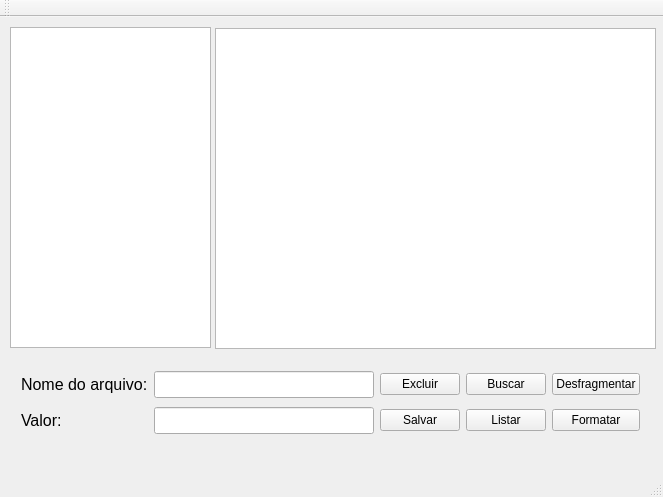
Qt form GerenciadorDeDisco/mainwindow.ui (claranobre/project_disk) before a commit.
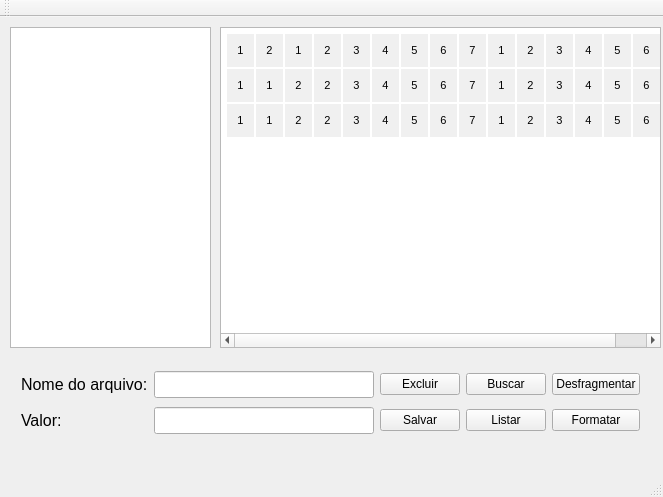
The same form after that commit.

What changed in the file:
```diff
--- a/GerenciadorDeDisco/mainwindow.ui
+++ b/GerenciadorDeDisco/mainwindow.ui
@@ -116,18 +116,117 @@
    <widget class="QTextBrowser" name="grafico">
     <property name="geometry">
      <rect>
-      <x>215</x>
-      <y>11</y>
+      <x>220</x>
+      <y>10</y>
       <width>441</width>
       <height>321</height>
      </rect>
     </property>
     <property name="html">
      <string notr="true">&lt;!DOCTYPE HTML PUBLIC &quot;-//W3C//DTD HTML 4.0//EN&quot; &quot;http://www.w3.org/TR/REC-html40/strict.dtd&quot;&gt;
-&lt;html&gt;&lt;head&gt;&lt;meta name=&quot;qrichtext&quot; content=&quot;1&quot; /&gt;&lt;style type=&quot;text/css&quot;&gt;
+&lt;html&gt;&lt;head&gt;&lt;meta name=&quot;qrichtext&quot; content=&quot;1&quot; /&gt;&lt;title&gt; Disco &lt;/title&gt;&lt;style type=&quot;text/css&quot;&gt;
 p, li { white-space: pre-wrap; }
 &lt;/style&gt;&lt;/head&gt;&lt;body style=&quot; font-family:'MS Shell Dlg 2'; font-size:8.25pt; font-weight:400; font-style:normal;&quot;&gt;
-&lt;p style=&quot;-qt-paragraph-type:empty; margin-top:0px; margin-bottom:0px; margin-left:0px; margin-right:0px; -qt-block-indent:0; text-indent:0px;&quot;&gt;&lt;br /&gt;&lt;/p&gt;&lt;/body&gt;&lt;/html&gt;</string>
+&lt;table border=&quot;0&quot; style=&quot; border-color:#3366ff; margin-top:0px; margin-bottom:0px; margin-left:0px; margin-right:0px;&quot; cellspacing=&quot;2&quot; cellpadding=&quot;0&quot;&gt;
+&lt;tr&gt;
+&lt;td bgcolor=&quot;#f0f0f0&quot; style=&quot; padding-left:10; padding-right:10; padding-top:10; padding-bottom:10;&quot;&gt;
+&lt;p align=&quot;center&quot; style=&quot; margin-top:0px; margin-bottom:0px; margin-left:0px; margin-right:0px; -qt-block-indent:0; text-indent:0px;&quot;&gt;&lt;span style=&quot; font-family:'Arial,sans-serif'; font-size:8pt; background-color:#f0f0f0;&quot;&gt;1&lt;/span&gt;&lt;/p&gt;&lt;/td&gt;
+&lt;td bgcolor=&quot;#f0f0f0&quot; style=&quot; padding-left:10; padding-right:10; padding-top:10; padding-bottom:10;&quot;&gt;
+&lt;p align=&quot;center&quot; style=&quot; margin-top:0px; margin-bottom:0px; margin-left:0px; margin-right:0px; -qt-block-indent:0; text-indent:0px;&quot;&gt;&lt;span style=&quot; font-family:'Arial,sans-serif'; font-size:8pt; background-color:#f0f0f0;&quot;&gt;2&lt;/span&gt;&lt;/p&gt;&lt;/td&gt;
+&lt;td bgcolor=&quot;#f0f0f0&quot; style=&quot; padding-left:10; padding-right:10; padding-top:10; padding-bottom:10;&quot;&gt;
+&lt;p align=&quot;center&quot; style=&quot; margin-top:0px; margin-bottom:0px; margin-left:0px; margin-right:0px; -qt-block-indent:0; text-indent:0px;&quot;&gt;&lt;span style=&quot; font-family:'Arial,sans-serif'; font-size:8pt; background-color:#f0f0f0;&quot;&gt;1&lt;/span&gt;&lt;/p&gt;&lt;/td&gt;
+&lt;td bgcolor=&quot;#f0f0f0&quot; style=&quot; padding-left:10; padding-right:10; padding-top:10; padding-bottom:10;&quot;&gt;
+&lt;p align=&quot;center&quot; style=&quot; margin-top:0px; margin-bottom:0px; margin-left:0px; margin-right:0px; -qt-block-indent:0; text-indent:0px;&quot;&gt;&lt;span style=&quot; font-family:'Arial,sans-serif'; font-size:8pt; background-color:#f0f0f0;&quot;&gt;2&lt;/span&gt;&lt;/p&gt;&lt;/td&gt;
+&lt;td bgcolor=&quot;#f0f0f0&quot; style=&quot; padding-left:10; padding-right:10; padding-top:10; padding-bottom:10;&quot;&gt;
+&lt;p align=&quot;center&quot; style=&quot; margin-top:0px; margin-bottom:0px; margin-left:0px; margin-right:0px; -qt-block-indent:0; text-indent:0px;&quot;&gt;&lt;span style=&quot; font-family:'Arial,sans-serif'; font-size:8pt; background-color:#f0f0f0;&quot;&gt;3&lt;/span&gt;&lt;/p&gt;&lt;/td&gt;
+&lt;td bgcolor=&quot;#f0f0f0&quot; style=&quot; padding-left:10; padding-right:10; padding-top:10; padding-bottom:10;&quot;&gt;
+&lt;p align=&quot;center&quot; style=&quot; margin-top:0px; margin-bottom:0px; margin-left:0px; margin-right:0px; -qt-block-indent:0; text-indent:0px;&quot;&gt;&lt;span style=&quot; font-family:'Arial,sans-serif'; font-size:8pt; background-color:#f0f0f0;&quot;&gt;4&lt;/span&gt;&lt;/p&gt;&lt;/td&gt;
+&lt;td bgcolor=&quot;#f0f0f0&quot; style=&quot; padding-left:10; padding-right:10; padding-top:10; padding-bottom:10;&quot;&gt;
+&lt;p align=&quot;center&quot; style=&quot; margin-top:0px; margin-bottom:0px; margin-left:0px; margin-right:0px; -qt-block-indent:0; text-indent:0px;&quot;&gt;&lt;span style=&quot; font-family:'Arial,sans-serif'; font-size:8pt; background-color:#f0f0f0;&quot;&gt;5&lt;/span&gt;&lt;/p&gt;&lt;/td&gt;
+&lt;td bgcolor=&quot;#f0f0f0&quot; style=&quot; padding-left:10; padding-right:10; padding-top:10; padding-bottom:10;&quot;&gt;
+&lt;p align=&quot;center&quot; style=&quot; margin-top:0px; margin-bottom:0px; margin-left:0px; margin-right:0px; -qt-block-indent:0; text-indent:0px;&quot;&gt;&lt;span style=&quot; font-family:'Arial,sans-serif'; font-size:8pt; background-color:#f0f0f0;&quot;&gt;6&lt;/span&gt;&lt;/p&gt;&lt;/td&gt;
+&lt;td bgcolor=&quot;#f0f0f0&quot; style=&quot; padding-left:10; padding-right:10; padding-top:10; padding-bottom:10;&quot;&gt;
+&lt;p align=&quot;center&quot; style=&quot; margin-top:0px; margin-bottom:0px; margin-left:0px; margin-right:0px; -qt-block-indent:0; text-indent:0px;&quot;&gt;&lt;span style=&quot; font-family:'Arial,sans-serif'; font-size:8pt; background-color:#f0f0f0;&quot;&gt;7&lt;/span&gt;&lt;/p&gt;&lt;/td&gt;
+&lt;td bgcolor=&quot;#f0f0f0&quot; style=&quot; padding-left:10; padding-right:10; padding-top:10; padding-bottom:10;&quot;&gt;
+&lt;p align=&quot;center&quot; style=&quot; margin-top:0px; margin-bottom:0px; margin-left:0px; margin-right:0px; -qt-block-indent:0; text-indent:0px;&quot;&gt;&lt;span style=&quot; font-family:'Arial,sans-serif'; font-size:8pt; background-color:#f0f0f0;&quot;&gt;1&lt;/span&gt;&lt;/p&gt;&lt;/td&gt;
+&lt;td bgcolor=&quot;#f0f0f0&quot; style=&quot; padding-left:10; padding-right:10; padding-top:10; padding-bottom:10;&quot;&gt;
+&lt;p align=&quot;center&quot; style=&quot; margin-top:0px; margin-bottom:0px; margin-left:0px; margin-right:0px; -qt-block-indent:0; text-indent:0px;&quot;&gt;&lt;span style=&quot; font-family:'Arial,sans-serif'; font-size:8pt; background-color:#f0f0f0;&quot;&gt;2&lt;/span&gt;&lt;/p&gt;&lt;/td&gt;
+&lt;td bgcolor=&quot;#f0f0f0&quot; style=&quot; padding-left:10; padding-right:10; padding-top:10; padding-bottom:10;&quot;&gt;
+&lt;p align=&quot;center&quot; style=&quot; margin-top:0px; margin-bottom:0px; margin-left:0px; margin-right:0px; -qt-block-indent:0; text-indent:0px;&quot;&gt;&lt;span style=&quot; font-family:'Arial,sans-serif'; font-size:8pt; background-color:#f0f0f0;&quot;&gt;3&lt;/span&gt;&lt;/p&gt;&lt;/td&gt;
+&lt;td bgcolor=&quot;#f0f0f0&quot; style=&quot; padding-left:10; padding-right:10; padding-top:10; padding-bottom:10;&quot;&gt;
+&lt;p align=&quot;center&quot; style=&quot; margin-top:0px; margin-bottom:0px; margin-left:0px; margin-right:0px; -qt-block-indent:0; text-indent:0px;&quot;&gt;&lt;span style=&quot; font-family:'Arial,sans-serif'; font-size:8pt; background-color:#f0f0f0;&quot;&gt;4&lt;/span&gt;&lt;/p&gt;&lt;/td&gt;
+&lt;td bgcolor=&quot;#f0f0f0&quot; style=&quot; padding-left:10; padding-right:10; padding-top:10; padding-bottom:10;&quot;&gt;
+&lt;p align=&quot;center&quot; style=&quot; margin-top:0px; margin-bottom:0px; margin-left:0px; margin-right:0px; -qt-block-indent:0; text-indent:0px;&quot;&gt;&lt;span style=&quot; font-family:'Arial,sans-serif'; font-size:8pt; background-color:#f0f0f0;&quot;&gt;5&lt;/span&gt;&lt;/p&gt;&lt;/td&gt;
+&lt;td bgcolor=&quot;#f0f0f0&quot; style=&quot; padding-left:10; padding-right:10; padding-top:10; padding-bottom:10;&quot;&gt;
+&lt;p align=&quot;center&quot; style=&quot; margin-top:0px; margin-bottom:0px; margin-left:0px; margin-right:0px; -qt-block-indent:0; text-indent:0px;&quot;&gt;&lt;span style=&quot; font-family:'Arial,sans-serif'; font-size:8pt; background-color:#f0f0f0;&quot;&gt;6&lt;/span&gt;&lt;/p&gt;&lt;/td&gt;
+&lt;td bgcolor=&quot;#f0f0f0&quot; style=&quot; padding-left:10; padding-right:10; padding-top:10; padding-bottom:10;&quot;&gt;
+&lt;p align=&quot;center&quot; style=&quot; margin-top:0px; margin-bottom:0px; margin-left:0px; margin-right:0px; -qt-block-indent:0; text-indent:0px;&quot;&gt;&lt;span style=&quot; font-family:'Arial,sans-serif'; font-size:8pt; background-color:#f0f0f0;&quot;&gt;7&lt;/span&gt;&lt;/p&gt;&lt;/td&gt;&lt;/tr&gt;
+&lt;tr&gt;
+&lt;td bgcolor=&quot;#f0f0f0&quot; style=&quot; padding-left:10; padding-right:10; padding-top:10; padding-bottom:10;&quot;&gt;
+&lt;p align=&quot;center&quot; style=&quot; margin-top:0px; margin-bottom:0px; margin-left:0px; margin-right:0px; -qt-block-indent:0; text-indent:0px;&quot;&gt;&lt;span style=&quot; font-family:'Arial,sans-serif'; font-size:8pt; background-color:#f0f0f0;&quot;&gt;1&lt;/span&gt;&lt;/p&gt;&lt;/td&gt;
+&lt;td bgcolor=&quot;#f0f0f0&quot; style=&quot; padding-left:10; padding-right:10; padding-top:10; padding-bottom:10;&quot;&gt;
+&lt;p align=&quot;center&quot; style=&quot; margin-top:0px; margin-bottom:0px; margin-left:0px; margin-right:0px; -qt-block-indent:0; text-indent:0px;&quot;&gt;&lt;span style=&quot; font-family:'Arial,sans-serif'; font-size:8pt; background-color:#f0f0f0;&quot;&gt;1&lt;/span&gt;&lt;/p&gt;&lt;/td&gt;
+&lt;td bgcolor=&quot;#f0f0f0&quot; style=&quot; padding-left:10; padding-right:10; padding-top:10; padding-bottom:10;&quot;&gt;
+&lt;p align=&quot;center&quot; style=&quot; margin-top:0px; margin-bottom:0px; margin-left:0px; margin-right:0px; -qt-block-indent:0; text-indent:0px;&quot;&gt;&lt;span style=&quot; font-family:'Arial,sans-serif'; font-size:8pt; background-color:#f0f0f0;&quot;&gt;2&lt;/span&gt;&lt;/p&gt;&lt;/td&gt;
+&lt;td bgcolor=&quot;#f0f0f0&quot; style=&quot; padding-left:10; padding-right:10; padding-top:10; padding-bottom:10;&quot;&gt;
+&lt;p align=&quot;center&quot; style=&quot; margin-top:0px; margin-bottom:0px; margin-left:0px; margin-right:0px; -qt-block-indent:0; text-indent:0px;&quot;&gt;&lt;span style=&quot; font-family:'Arial,sans-serif'; font-size:8pt; background-color:#f0f0f0;&quot;&gt;2&lt;/span&gt;&lt;/p&gt;&lt;/td&gt;
+&lt;td bgcolor=&quot;#f0f0f0&quot; style=&quot; padding-left:10; padding-right:10; padding-top:10; padding-bottom:10;&quot;&gt;
+&lt;p align=&quot;center&quot; style=&quot; margin-top:0px; margin-bottom:0px; margin-left:0px; margin-right:0px; -qt-block-indent:0; text-indent:0px;&quot;&gt;&lt;span style=&quot; font-family:'Arial,sans-serif'; font-size:8pt; background-color:#f0f0f0;&quot;&gt;3&lt;/span&gt;&lt;/p&gt;&lt;/td&gt;
+&lt;td bgcolor=&quot;#f0f0f0&quot; style=&quot; padding-left:10; padding-right:10; padding-top:10; padding-bottom:10;&quot;&gt;
+&lt;p align=&quot;center&quot; style=&quot; margin-top:0px; margin-bottom:0px; margin-left:0px; margin-right:0px; -qt-block-indent:0; text-indent:0px;&quot;&gt;&lt;span style=&quot; font-family:'Arial,sans-serif'; font-size:8pt; background-color:#f0f0f0;&quot;&gt;4&lt;/span&gt;&lt;/p&gt;&lt;/td&gt;
+&lt;td bgcolor=&quot;#f0f0f0&quot; style=&quot; padding-left:10; padding-right:10; padding-top:10; padding-bottom:10;&quot;&gt;
+&lt;p align=&quot;center&quot; style=&quot; margin-top:0px; margin-bottom:0px; margin-left:0px; margin-right:0px; -qt-block-indent:0; text-indent:0px;&quot;&gt;&lt;span style=&quot; font-family:'Arial,sans-serif'; font-size:8pt; background-color:#f0f0f0;&quot;&gt;5&lt;/span&gt;&lt;/p&gt;&lt;/td&gt;
+&lt;td bgcolor=&quot;#f0f0f0&quot; style=&quot; padding-left:10; padding-right:10; padding-top:10; padding-bottom:10;&quot;&gt;
+&lt;p align=&quot;center&quot; style=&quot; margin-top:0px; margin-bottom:0px; margin-left:0px; margin-right:0px; -qt-block-indent:0; text-indent:0px;&quot;&gt;&lt;span style=&quot; font-family:'Arial,sans-serif'; font-size:8pt; background-color:#f0f0f0;&quot;&gt;6&lt;/span&gt;&lt;/p&gt;&lt;/td&gt;
+&lt;td bgcolor=&quot;#f0f0f0&quot; style=&quot; padding-left:10; padding-right:10; padding-top:10; padding-bottom:10;&quot;&gt;
+&lt;p align=&quot;center&quot; style=&quot; margin-top:0px; margin-bottom:0px; margin-left:0px; margin-right:0px; -qt-block-indent:0; text-indent:0px;&quot;&gt;&lt;span style=&quot; font-family:'Arial,sans-serif'; font-size:8pt; background-color:#f0f0f0;&quot;&gt;7&lt;/span&gt;&lt;/p&gt;&lt;/td&gt;
+&lt;td bgcolor=&quot;#f0f0f0&quot; style=&quot; padding-left:10; padding-right:10; padding-top:10; padding-bottom:10;&quot;&gt;
+&lt;p align=&quot;center&quot; style=&quot; margin-top:0px; margin-bottom:0px; margin-left:0px; margin-right:0px; -qt-block-indent:0; text-indent:0px;&quot;&gt;&lt;span style=&quot; font-family:'Arial,sans-serif'; font-size:8pt; background-color:#f0f0f0;&quot;&gt;1&lt;/span&gt;&lt;/p&gt;&lt;/td&gt;
+&lt;td bgcolor=&quot;#f0f0f0&quot; style=&quot; padding-left:10; padding-right:10; padding-top:10; padding-bottom:10;&quot;&gt;
+&lt;p align=&quot;center&quot; style=&quot; margin-top:0px; margin-bottom:0px; margin-left:0px; margin-right:0px; -qt-block-indent:0; text-indent:0px;&quot;&gt;&lt;span style=&quot; font-family:'Arial,sans-serif'; font-size:8pt; background-color:#f0f0f0;&quot;&gt;2&lt;/span&gt;&lt;/p&gt;&lt;/td&gt;
+&lt;td bgcolor=&quot;#f0f0f0&quot; style=&quot; padding-left:10; padding-right:10; padding-top:10; padding-bottom:10;&quot;&gt;
+&lt;p align=&quot;center&quot; style=&quot; margin-top:0px; margin-bottom:0px; margin-left:0px; margin-right:0px; -qt-block-indent:0; text-indent:0px;&quot;&gt;&lt;span style=&quot; font-family:'Arial,sans-serif'; font-size:8pt; background-color:#f0f0f0;&quot;&gt;3&lt;/span&gt;&lt;/p&gt;&lt;/td&gt;
+&lt;td bgcolor=&quot;#f0f0f0&quot; style=&quot; padding-left:10; padding-right:10; padding-top:10; padding-bottom:10;&quot;&gt;
+&lt;p align=&quot;center&quot; style=&quot; margin-top:0px; margin-bottom:0px; margin-left:0px; margin-right:0px; -qt-block-indent:0; text-indent:0px;&quot;&gt;&lt;span style=&quot; font-family:'Arial,sans-serif'; font-size:8pt; background-color:#f0f0f0;&quot;&gt;4&lt;/span&gt;&lt;/p&gt;&lt;/td&gt;
+&lt;td bgcolor=&quot;#f0f0f0&quot; style=&quot; padding-left:10; padding-right:10; padding-top:10; padding-bottom:10;&quot;&gt;
+&lt;p align=&quot;center&quot; style=&quot; margin-top:0px; margin-bottom:0px; margin-left:0px; margin-right:0px; -qt-block-indent:0; text-indent:0px;&quot;&gt;&lt;span style=&quot; font-family:'Arial,sans-serif'; font-size:8pt; background-color:#f0f0f0;&quot;&gt;5&lt;/span&gt;&lt;/p&gt;&lt;/td&gt;
+&lt;td bgcolor=&quot;#f0f0f0&quot; style=&quot; padding-left:10; padding-right:10; padding-top:10; padding-bottom:10;&quot;&gt;
+&lt;p align=&quot;center&quot; style=&quot; margin-top:0px; margin-bottom:0px; margin-left:0px; margin-right:0px; -qt-block-indent:0; text-indent:0px;&quot;&gt;&lt;span style=&quot; font-family:'Arial,sans-serif'; font-size:8pt; background-color:#f0f0f0;&quot;&gt;6&lt;/span&gt;&lt;/p&gt;&lt;/td&gt;
+&lt;td bgcolor=&quot;#f0f0f0&quot; style=&quot; padding-left:10; padding-right:10; padding-top:10; padding-bottom:10;&quot;&gt;
+&lt;p align=&quot;center&quot; style=&quot; margin-top:0px; margin-bottom:0px; margin-left:0px; margin-right:0px; -qt-block-indent:0; text-indent:0px;&quot;&gt;&lt;span style=&quot; font-family:'Arial,sans-serif'; font-size:8pt; background-color:#f0f0f0;&quot;&gt;7&lt;/span&gt;&lt;/p&gt;&lt;/td&gt;&lt;/tr&gt;
+&lt;tr&gt;
+&lt;td bgcolor=&quot;#f0f0f0&quot; style=&quot; padding-left:10; padding-right:10; padding-top:10; padding-bottom:10;&quot;&gt;
+&lt;p align=&quot;center&quot; style=&quot; margin-top:0px; margin-bottom:0px; margin-left:0px; margin-right:0px; -qt-block-indent:0; text-indent:0px;&quot;&gt;&lt;span style=&quot; font-family:'Arial,sans-serif'; font-size:8pt; background-color:#f0f0f0;&quot;&gt;1&lt;/span&gt;&lt;/p&gt;&lt;/td&gt;
+&lt;td bgcolor=&quot;#f0f0f0&quot; style=&quot; padding-left:10; padding-right:10; padding-top:10; padding-bottom:10;&quot;&gt;
+&lt;p align=&quot;center&quot; style=&quot; margin-top:0px; margin-bottom:0px; margin-left:0px; margin-right:0px; -qt-block-indent:0; text-indent:0px;&quot;&gt;&lt;span style=&quot; font-family:'Arial,sans-serif'; font-size:8pt; background-color:#f0f0f0;&quot;&gt;1&lt;/span&gt;&lt;/p&gt;&lt;/td&gt;
+&lt;td bgcolor=&quot;#f0f0f0&quot; style=&quot; padding-left:10; padding-right:10; padding-top:10; padding-bottom:10;&quot;&gt;
+&lt;p align=&quot;center&quot; style=&quot; margin-top:0px; margin-bottom:0px; margin-left:0px; margin-right:0px; -qt-block-indent:0; text-indent:0px;&quot;&gt;&lt;span style=&quot; font-family:'Arial,sans-serif'; font-size:8pt; background-color:#f0f0f0;&quot;&gt;2&lt;/span&gt;&lt;/p&gt;&lt;/td&gt;
+&lt;td bgcolor=&quot;#f0f0f0&quot; style=&quot; padding-left:10; padding-right:10; padding-top:10; padding-bottom:10;&quot;&gt;
+&lt;p align=&quot;center&quot; style=&quot; margin-top:0px; margin-bottom:0px; margin-left:0px; margin-right:0px; -qt-block-indent:0; text-indent:0px;&quot;&gt;&lt;span style=&quot; font-family:'Arial,sans-serif'; font-size:8pt; background-color:#f0f0f0;&quot;&gt;2&lt;/span&gt;&lt;/p&gt;&lt;/td&gt;
+&lt;td bgcolor=&quot;#f0f0f0&quot; style=&quot; padding-left:10; padding-right:10; padding-top:10; padding-bottom:10;&quot;&gt;
+&lt;p align=&quot;center&quot; style=&quot; margin-top:0px; margin-bottom:0px; margin-left:0px; margin-right:0px; -qt-block-indent:0; text-indent:0px;&quot;&gt;&lt;span style=&quot; font-family:'Arial,sans-serif'; font-size:8pt; background-color:#f0f0f0;&quot;&gt;3&lt;/span&gt;&lt;/p&gt;&lt;/td&gt;
+&lt;td bgcolor=&quot;#f0f0f0&quot; style=&quot; padding-left:10; padding-right:10; padding-top:10; padding-bottom:10;&quot;&gt;
+&lt;p align=&quot;center&quot; style=&quot; margin-top:0px; margin-bottom:0px; margin-left:0px; margin-right:0px; -qt-block-indent:0; text-indent:0px;&quot;&gt;&lt;span style=&quot; font-family:'Arial,sans-serif'; font-size:8pt; background-color:#f0f0f0;&quot;&gt;4&lt;/span&gt;&lt;/p&gt;&lt;/td&gt;
+&lt;td bgcolor=&quot;#f0f0f0&quot; style=&quot; padding-left:10; padding-right:10; padding-top:10; padding-bottom:10;&quot;&gt;
+&lt;p align=&quot;center&quot; style=&quot; margin-top:0px; margin-bottom:0px; margin-left:0px; margin-right:0px; -qt-block-indent:0; text-indent:0px;&quot;&gt;&lt;span style=&quot; font-family:'Arial,sans-serif'; font-size:8pt; background-color:#f0f0f0;&quot;&gt;5&lt;/span&gt;&lt;/p&gt;&lt;/td&gt;
+&lt;td bgcolor=&quot;#f0f0f0&quot; style=&quot; padding-left:10; padding-right:10; padding-top:10; padding-bottom:10;&quot;&gt;
+&lt;p align=&quot;center&quot; style=&quot; margin-top:0px; margin-bottom:0px; margin-left:0px; margin-right:0px; -qt-block-indent:0; text-indent:0px;&quot;&gt;&lt;span style=&quot; font-family:'Arial,sans-serif'; font-size:8pt; background-color:#f0f0f0;&quot;&gt;6&lt;/span&gt;&lt;/p&gt;&lt;/td&gt;
+&lt;td bgcolor=&quot;#f0f0f0&quot; style=&quot; padding-left:10; padding-right:10; padding-top:10; padding-bottom:10;&quot;&gt;
+&lt;p align=&quot;center&quot; style=&quot; margin-top:0px; margin-bottom:0px; margin-left:0px; margin-right:0px; -qt-block-indent:0; text-indent:0px;&quot;&gt;&lt;span style=&quot; font-family:'Arial,sans-serif'; font-size:8pt; background-color:#f0f0f0;&quot;&gt;7&lt;/span&gt;&lt;/p&gt;&lt;/td&gt;
+&lt;td bgcolor=&quot;#f0f0f0&quot; style=&quot; padding-left:10; padding-right:10; padding-top:10; padding-bottom:10;&quot;&gt;
+&lt;p align=&quot;center&quot; style=&quot; margin-top:0px; margin-bottom:0px; margin-left:0px; margin-right:0px; -qt-block-indent:0; text-indent:0px;&quot;&gt;&lt;span style=&quot; font-family:'Arial,sans-serif'; font-size:8pt; background-color:#f0f0f0;&quot;&gt;1&lt;/span&gt;&lt;/p&gt;&lt;/td&gt;
+&lt;td bgcolor=&quot;#f0f0f0&quot; style=&quot; padding-left:10; padding-right:10; padding-top:10; padding-bottom:10;&quot;&gt;
+&lt;p align=&quot;center&quot; style=&quot; margin-top:0px; margin-bottom:0px; margin-left:0px; margin-right:0px; -qt-block-indent:0; text-indent:0px;&quot;&gt;&lt;span style=&quot; font-family:'Arial,sans-serif'; font-size:8pt; background-color:#f0f0f0;&quot;&gt;2&lt;/span&gt;&lt;/p&gt;&lt;/td&gt;
+&lt;td bgcolor=&quot;#f0f0f0&quot; style=&quot; padding-left:10; padding-right:10; padding-top:10; padding-bottom:10;&quot;&gt;
+&lt;p align=&quot;center&quot; style=&quot; margin-top:0px; margin-bottom:0px; margin-left:0px; margin-right:0px; -qt-block-indent:0; text-indent:0px;&quot;&gt;&lt;span style=&quot; font-family:'Arial,sans-serif'; font-size:8pt; background-color:#f0f0f0;&quot;&gt;3&lt;/span&gt;&lt;/p&gt;&lt;/td&gt;
+&lt;td bgcolor=&quot;#f0f0f0&quot; style=&quot; padding-left:10; padding-right:10; padding-top:10; padding-bottom:10;&quot;&gt;
+&lt;p align=&quot;center&quot; style=&quot; margin-top:0px; margin-bottom:0px; margin-left:0px; margin-right:0px; -qt-block-indent:0; text-indent:0px;&quot;&gt;&lt;span style=&quot; font-family:'Arial,sans-serif'; font-size:8pt; background-color:#f0f0f0;&quot;&gt;4&lt;/span&gt;&lt;/p&gt;&lt;/td&gt;
+&lt;td bgcolor=&quot;#f0f0f0&quot; style=&quot; padding-left:10; padding-right:10; padding-top:10; padding-bottom:10;&quot;&gt;
+&lt;p align=&quot;center&quot; style=&quot; margin-top:0px; margin-bottom:0px; margin-left:0px; margin-right:0px; -qt-block-indent:0; text-indent:0px;&quot;&gt;&lt;span style=&quot; font-family:'Arial,sans-serif'; font-size:8pt; background-color:#f0f0f0;&quot;&gt;5&lt;/span&gt;&lt;/p&gt;&lt;/td&gt;
+&lt;td bgcolor=&quot;#f0f0f0&quot; style=&quot; padding-left:10; padding-right:10; padding-top:10; padding-bottom:10;&quot;&gt;
+&lt;p align=&quot;center&quot; style=&quot; margin-top:0px; margin-bottom:0px; margin-left:0px; margin-right:0px; -qt-block-indent:0; text-indent:0px;&quot;&gt;&lt;span style=&quot; font-family:'Arial,sans-serif'; font-size:8pt; background-color:#f0f0f0;&quot;&gt;6&lt;/span&gt;&lt;/p&gt;&lt;/td&gt;
+&lt;td bgcolor=&quot;#f0f0f0&quot; style=&quot; padding-left:10; padding-right:10; padding-top:10; padding-bottom:10;&quot;&gt;
+&lt;p align=&quot;center&quot; style=&quot; margin-top:0px; margin-bottom:0px; margin-left:0px; margin-right:0px; -qt-block-indent:0; text-indent:0px;&quot;&gt;&lt;span style=&quot; font-family:'Arial,sans-serif'; font-size:8pt; background-color:#f0f0f0;&quot;&gt;7&lt;/span&gt;&lt;/p&gt;&lt;/td&gt;&lt;/tr&gt;&lt;/table&gt;&lt;/body&gt;&lt;/html&gt;</string>
     </property>
    </widget>
    <widget class="QTextBrowser" name="lista">
```
